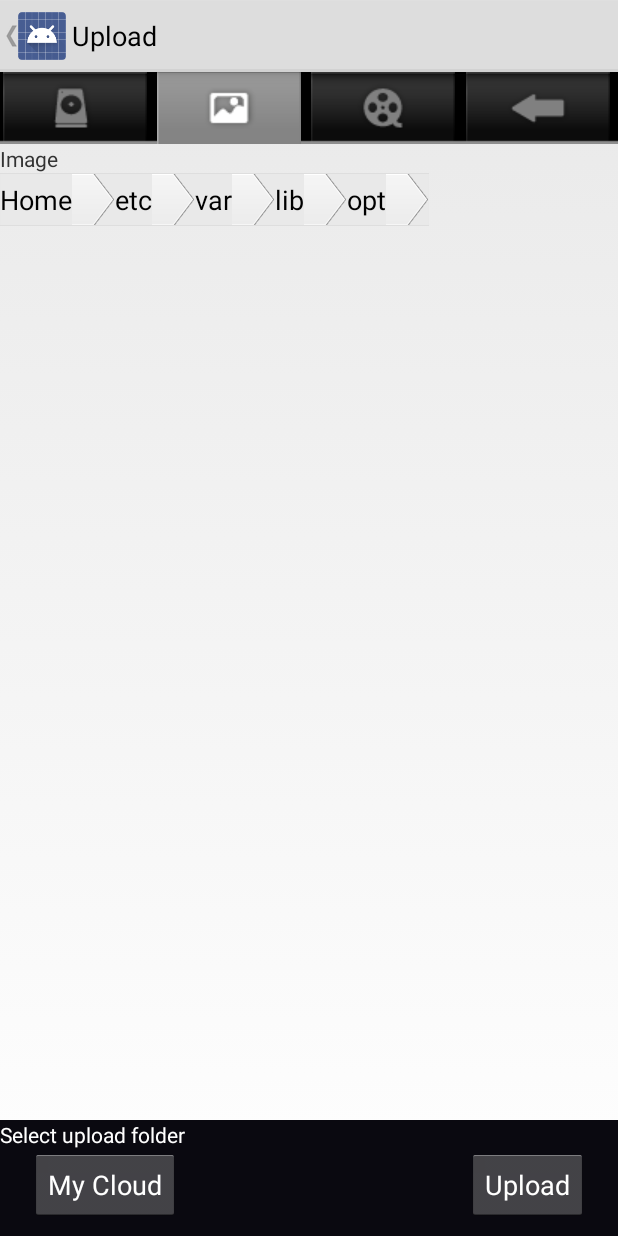
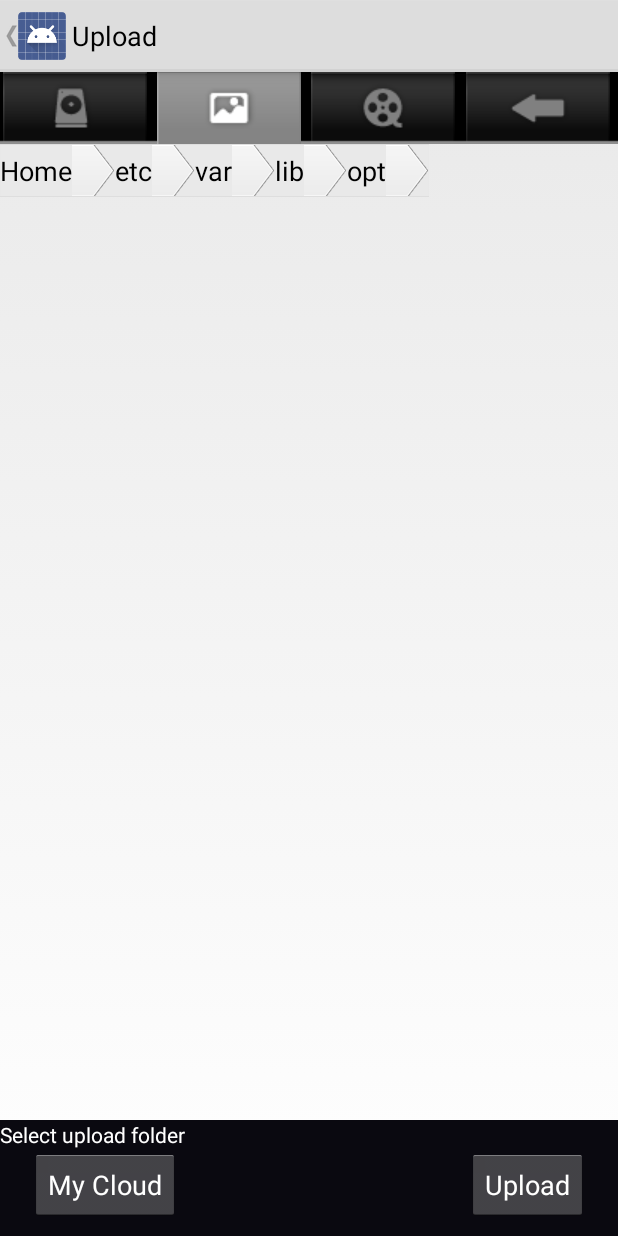
Before and after one commit to fangjingfeng/cheese, an Android app: the UploadActivity screen opened directly, with no data from a screen before it, after a tap on an icon or button, on a phone screen of 412 x 824 dp. Run offline under Robolectric (Android 15) with nearby library versions, the phone set to English and light mode, and no system bars.

Commit message:
[UploadActivity]Use path_bar_layout replace mPathLabel
Signed-off-by: Ethan Shan <shan0xiao0xi@gmail.com>

```diff
--- a/CheeseCloud/app/src/main/java/codingpark/net/cheesecloud/handle/UploadHandler.java
+++ b/CheeseCloud/app/src/main/java/codingpark/net/cheesecloud/handle/UploadHandler.java
@@ -44,7 +44,8 @@ public class UploadHandler implements OnClickListener, OnItemLongClickListener{
     //the list used to feed info into the array adapter and when multi-select is on
     private ArrayList<String> mFileList, mMultiSelectData;
     // Display current directory path
-    private TextView mPathLabel             = null;
+    //private TextView mPathLabel             = null;
+    private LinearLayout mPathBar           = null;
 
     // The previous selected header tab
     private View preView                    = null;
@@ -85,15 +86,20 @@ public class UploadHandler implements OnClickListener, OnItemLongClickListener{
     public int getMode() {
         return mlistmode;
     }
+
     /**
      * This method is called from the upload activity and is passed
-     * the TextView that should be updated as the directory changes
+     * the LinearLayout that should be updated as the directory changes
      * so the user knows which folder they are in.
      *
      * @param path	The label to update as the directory changes
      */
-    public void setUpdateLabels(TextView path) {
-        mPathLabel = path;
+    public void setUpdatePathBar(LinearLayout pathBar) {
+        mPathBar = pathBar;
+    }
+
+    private void refreshPathBar() {
+        Log.d(TAG, "Start refresh path bar");
     }
 
 
@@ -133,8 +139,8 @@ public class UploadHandler implements OnClickListener, OnItemLongClickListener{
                     }
                     */
                     updateContent(mFileMgr.switchToPreviousDir());
-                    if(mPathLabel != null)
-                        mPathLabel.setText(mFileMgr.getCurrentDir());
+                    if(mPathBar != null)
+                        refreshPathBar();
                 }
                 break;
 
@@ -145,23 +151,23 @@ public class UploadHandler implements OnClickListener, OnItemLongClickListener{
                 }
                 mlistmode = TREEVIEW_MODE;
                 updateContent(mFileMgr.switchToRoot());
-                if(mPathLabel != null)
-                    mPathLabel.setText(mFileMgr.getCurrentDir());
+                if(mPathBar != null)
+                    refreshPathBar();
                 break;
 
             case R.id.image_button:
                 mlistmode = CATALOG_MODE;
                 updateContent(mCataList.SetFileTyp(CatalogList.TYPE_PICTURE));
-                if(mPathLabel != null)
-                    mPathLabel.setText(mContext.getResources().getString(R.string.image));
+                if(mPathBar != null)
+                    refreshPathBar();
                 refreshFocus(preView,v);
                 break;
 
             case R.id.movie_button:
                 mlistmode = CATALOG_MODE;
                 updateContent(mCataList.SetFileTyp(CatalogList.TYPE_MOVIE));
-                if(mPathLabel != null)
-                    mPathLabel.setText(mContext.getResources().getString(R.string.video));
+                if(mPathBar != null)
+                    refreshPathBar();
                 refreshFocus(preView,v);
                 break;
 
--- a/CheeseCloud/app/src/main/java/codingpark/net/cheesecloud/view/UploadActivity.java
+++ b/CheeseCloud/app/src/main/java/codingpark/net/cheesecloud/view/UploadActivity.java
@@ -12,7 +12,6 @@ import android.widget.Button;
 import android.widget.ImageButton;
 import android.widget.LinearLayout;
 import android.widget.ListView;
-import android.widget.TextView;
 import android.widget.Toast;
 
 import java.io.File;
@@ -34,8 +33,6 @@ public final class UploadActivity extends ListActivity {
     private CatalogList mCataList                       = null;
 
     private SharedPreferences mSettings                 = null;
-    // UI element to display current full path
-    private TextView  mPathLabel                        = null;
 
     private String TAG                      = "UploadActivity";
 
@@ -104,14 +101,10 @@ public final class UploadActivity extends ListActivity {
         setListAdapter(mTable);
         getListView().setOnItemLongClickListener(mHandler);
 
-        mPathLabel = (TextView)findViewById(R.id.path_label);
-        mHandler.setUpdateLabels(mPathLabel);
+        // Initial Path bar
+        path_bar_container = (LinearLayout)findViewById(R.id.pathBarContainer);
+        mHandler.setUpdatePathBar(path_bar_container);
 
-        /*
-         * Start refresh list
-         *      then: list storage list
-         */
-        mPathLabel.setText(mFileMgr.getCurrentDir());
         mHandler.updateContent(mFileMgr.switchToRoot());
         getFocusForButton(R.id.header_disk_button);
 
@@ -133,8 +126,6 @@ public final class UploadActivity extends ListActivity {
         select_upload_path_bt = (Button)findViewById(R.id.select_upload_location_bt);
         upload_bt = (Button)findViewById(R.id.upload_bt);
 
-        // Path bar
-        path_bar_container = (LinearLayout)findViewById(R.id.pathBarContainer);
     }
 
     /**
@@ -201,14 +192,13 @@ public final class UploadActivity extends ListActivity {
         if (file.isDirectory()) {
             if(file.canRead()) {
                 mHandler.updateContent(mFileMgr.switchToNextDir(item));
-                mPathLabel.setText(mFileMgr.getCurrentDir());
 
             } else {
                 Toast.makeText(this, "Can't read folder due to permissions",
                         Toast.LENGTH_SHORT).show();
             }
-            if(mFileMgr.isRoot()){
-            }else{
+            if(mFileMgr.isRoot()) {
+            }else {
             }
         } else if (file.isFile()) {
             Log.d(TAG, "Select file: " + item);
@@ -236,7 +226,6 @@ public final class UploadActivity extends ListActivity {
             */
 
             mHandler.updateContent(mFileMgr.switchToPreviousDir());
-            mPathLabel.setText(mFileMgr.getCurrentDir());
             // TODO Judge current directory is root, refresh header bar button status
             if(mFileMgr.isRoot()){
             }else{
@@ -247,7 +236,6 @@ public final class UploadActivity extends ListActivity {
         // Current is root directory, click back key indicate cancel selected and return home
         else if(keycode == KeyEvent.KEYCODE_BACK &&
                 mFileMgr.isRoot() ) {
-            mPathLabel.setText(mFileMgr.getCurrentDir());
             finish();
             return false;
 
--- a/CheeseCloud/app/src/main/res/layout/activity_upload.xml
+++ b/CheeseCloud/app/src/main/res/layout/activity_upload.xml
@@ -43,13 +43,6 @@
             android:layout_weight="1" />
     </LinearLayout>
     <!--Use to show current path-->
-    <TextView
-        android:id="@+id/path_label"
-        android:text="@string/path_is"
-        android:maxLines="1"
-        android:layout_width="fill_parent"
-        android:layout_height="wrap_content"
-        android:layout_weight="0"/>
     <include layout="@layout/path_bar_layout" />
     <ListView
         android:layout_width="fill_parent"
```
